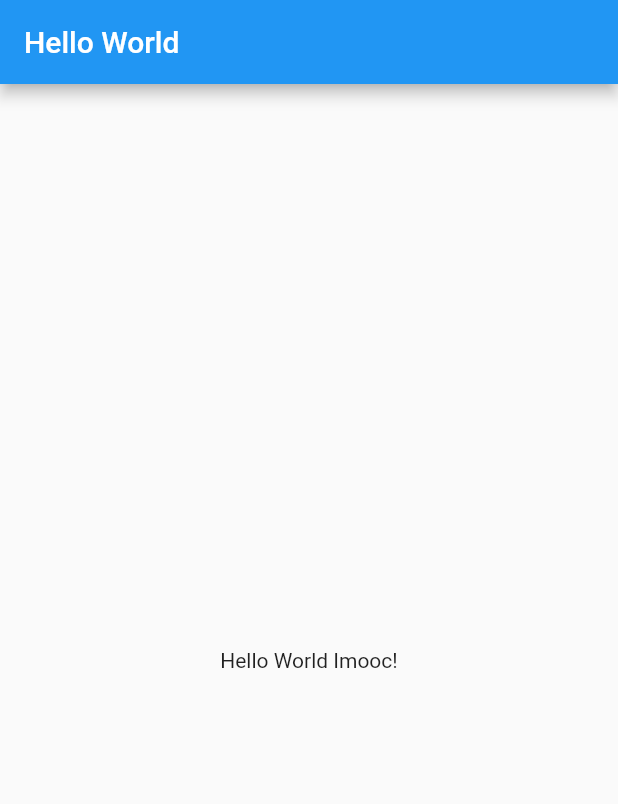
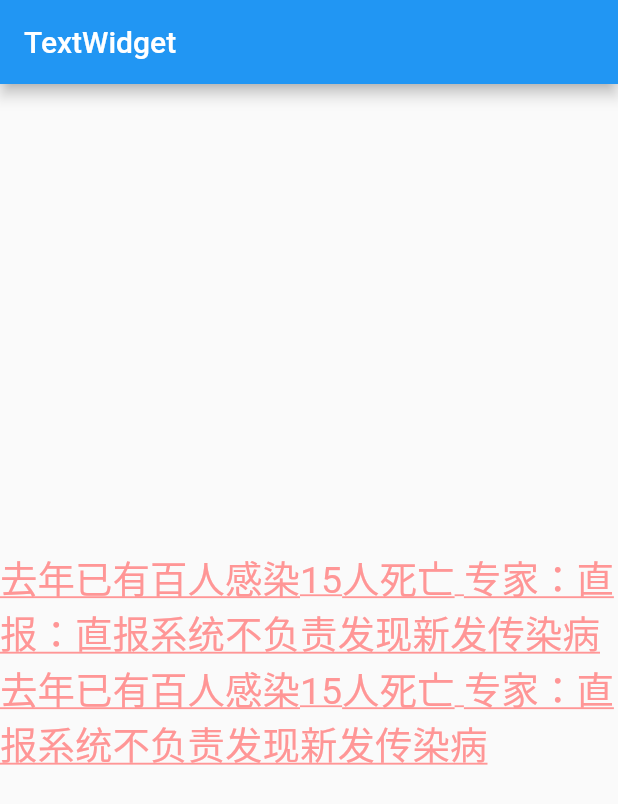
Before and after one commit to kunoka/demo001, a Flutter app: the screen it shows after launch, on a phone screen of 412 x 824 dp. Shown: the top 804 px of the screen. Run offline on Flutter 3.47's test engine with Material 2 defaults, Android fonts, the phone set to English and light mode, and no system bars.

Commit message:
3-1 TextWidget文本组件讲解

```diff
--- a/lib/main.dart
+++ b/lib/main.dart
@@ -6,13 +6,23 @@ class MyApp extends StatelessWidget{
   @override
   Widget build(BuildContext context){
     return MaterialApp(
-      title: 'Welecome to Flutter',
+      title: 'TextWidget',
       home: Scaffold(
         appBar: AppBar(
-          title: Text('Hello World'),
+          title: Text('TextWidget'),
           ), // AppBar
           body: Center(
-            child: Text('Hello World Imooc!'),
+            child: Text(
+              '去年已有百人感染15人死亡 专家：直报：直报系统不负责发现新发传染病去年已有百人感染15人死亡 专家：直报系统不负责发现新发传染病',
+              textAlign: TextAlign.left,
+              style: TextStyle(
+                fontSize: 25.0,
+                color: Color.fromARGB(255, 255, 150, 150),
+                decoration: TextDecoration.underline,
+                decorationStyle: TextDecorationStyle.solid
+                ),
+
+              ),
           ) // Center
       ) // Scaffold
     );  // MaterialApp
```
Also changed, not shown: 2 other files.
